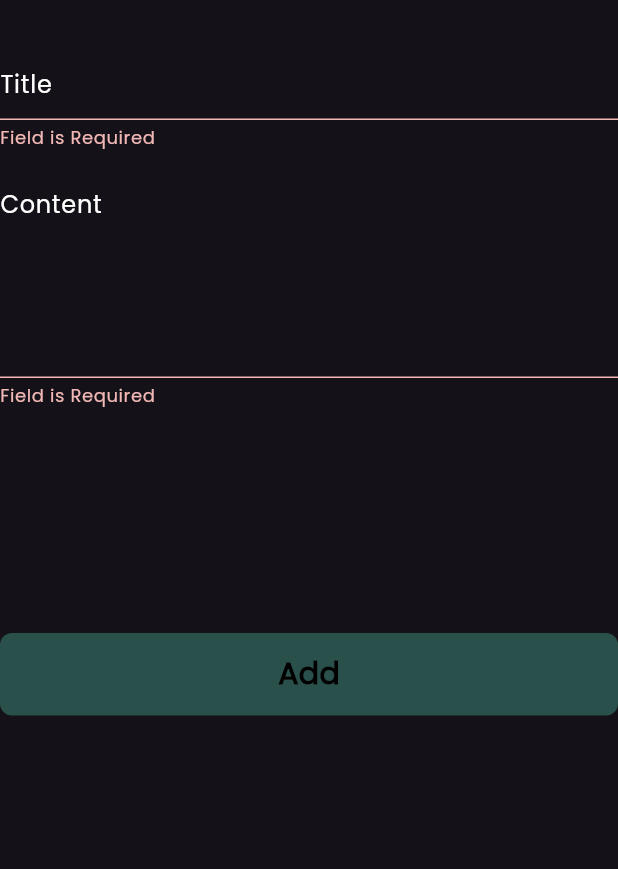
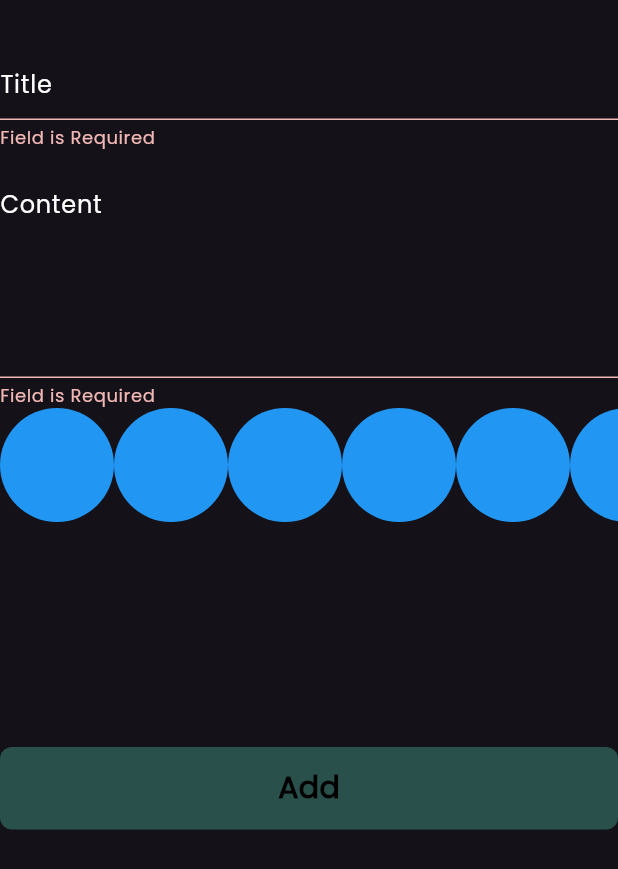
Before and after one commit to Ahmeddeha/notes_app, a Flutter app: the AddNoteForm widget shown alone on an empty page, opened directly, after a tap on "Add", on a phone screen of 412 x 824 dp. Shown: the top 869 px of the screen. Run offline on Flutter 3.47's test engine with Material 3 defaults, Android fonts, the phone set to English and light mode, and no system bars; our stand-ins replace bloc, flutter_bloc, hive, hive_flutter; accounts and stored records are empty.

Commit message:
create colors list view part 1

```diff
--- a/lib/widgets/add_note_form.dart
+++ b/lib/widgets/add_note_form.dart
@@ -3,6 +3,7 @@ import 'package:flutter_bloc/flutter_bloc.dart';
 import 'package:intl/intl.dart';
 import 'package:note_app/cubits/add_note_cubit/add_note_cubit.dart';
 import 'package:note_app/models/note_model.dart';
+import 'package:note_app/widgets/colors_list_view.dart';
 import 'package:note_app/widgets/custom_bottom_.dart';
 import 'package:note_app/widgets/custom_text_field.dart';
 
@@ -44,6 +45,7 @@ class _AddNoteFormState extends State<AddNoteForm> {
             hint: 'Content',
             maxLines: 5,
           ),
+          const ColorsListView(),
           const SizedBox(
             height: 150,
           ),
@@ -56,7 +58,7 @@ class _AddNoteFormState extends State<AddNoteForm> {
                     formKey.currentState!.save();
                     var currentDate = DateTime.now();
                     var formattedCurrentDate =
-                        DateFormat.yMd().format(currentDate);
+                        DateFormat("dd-mm-yyyy").format(currentDate);
                     var noteModel = NoteModel(
                         title: title!,
                         content: subTitle!,
--- /dev/null
+++ b/lib/widgets/colors_list_view.dart
@@ -0,0 +1,31 @@
+import 'package:flutter/material.dart';
+
+class ColorItem extends StatelessWidget {
+  const ColorItem({super.key});
+
+  @override
+  Widget build(BuildContext context) {
+    return const CircleAvatar(
+      radius: 38,
+      backgroundColor: Colors.blue,
+    );
+  }
+}
+
+class ColorsListView extends StatelessWidget {
+  const ColorsListView({super.key});
+
+  @override
+  Widget build(BuildContext context) {
+    return SizedBox(
+      height: 38 * 2,
+      child: ListView.builder(
+        itemCount: 10,
+        scrollDirection: Axis.horizontal,
+        itemBuilder: (context, index) {
+          return const ColorItem();
+        },
+      ),
+    );
+  }
+}
```
